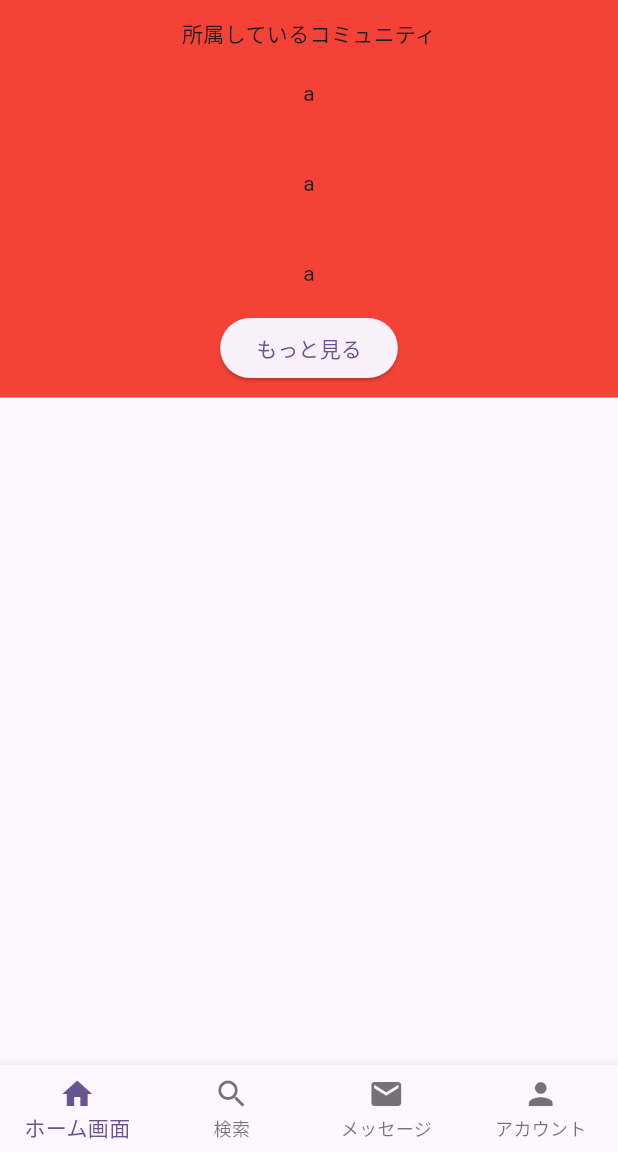
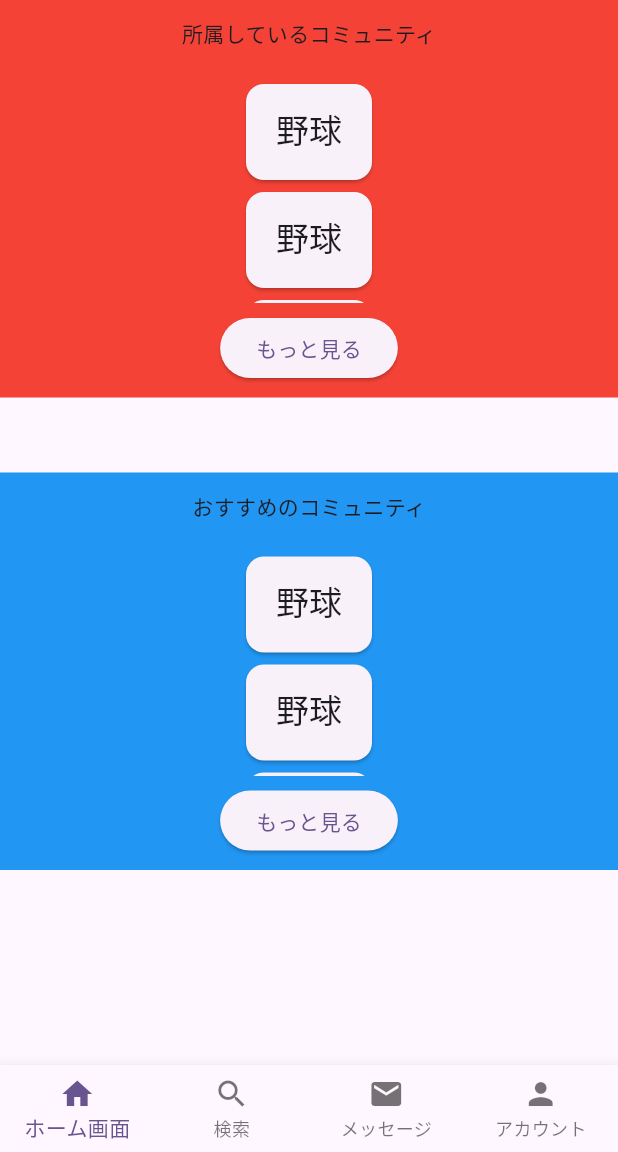
Before and after one commit to ltpdo/committee, a Flutter app: the screen it shows after launch, on a phone screen of 412 x 824 dp, the part 84-1236 px from its top. Run offline on Flutter 3.47's test engine with Material 2 defaults, Android fonts, the phone set to English and light mode, and no system bars.

Commit message:
所属しているコミュニティをダミーデータを利用し、スクロールが可能になった

```diff
--- /dev/null
+++ b/lib/HomeScreen_widget/belongToCommunityList/belongToCommunity_item.dart
@@ -0,0 +1,31 @@
+import 'package:committee/models/community.dart';
+import 'package:flutter/material.dart';
+import 'package:committee/data/dummy_data.dart';
+
+class belongToCommunityItem extends StatelessWidget {
+  const belongToCommunityItem({super.key, required this.communities});
+
+  final List<Community> communities;
+
+  @override
+  Widget build(BuildContext context) {
+    return Card(
+      child: Padding(
+        padding: const EdgeInsets.symmetric(
+          horizontal: 20,
+          vertical: 16,
+        ),
+        child: Column(
+          crossAxisAlignment: CrossAxisAlignment.start,
+          children: [
+            Text(
+              dummy_community[0].circlename,
+              style: Theme.of(context).textTheme.titleLarge,
+            ),
+            const SizedBox(height: 4),
+          ],
+        ),
+      ),
+    );
+  }
+}
--- /dev/null
+++ b/lib/HomeScreen_widget/belongToCommunityList/belongToCommunity_list.dart
@@ -0,0 +1,31 @@
+import 'package:committee/HomeScreen_widget/belongToCommunityList/belongToCommunity_item.dart';
+import 'package:committee/data/dummy_data.dart';
+import 'package:committee/models/community.dart';
+import 'package:flutter/material.dart';
+
+class belongToCommunityList extends StatelessWidget {
+  const belongToCommunityList({
+    super.key,
+    required this.communities,
+  });
+
+  final List<Community> communities;
+
+  @override
+  Widget build(BuildContext context) {
+    return Container(
+      // スクロール可能な高さ
+      width: double.infinity,
+      height: 150,
+      child: SingleChildScrollView(
+        child: Column(
+          children: [
+            belongToCommunityItem(communities: dummy_community),
+            belongToCommunityItem(communities: dummy_community),
+            belongToCommunityItem(communities: dummy_community),
+          ],
+        ),
+      ),
+    );
+  }
+}
--- a/lib/belongToCommunityList.dart/belongToCommunity_list.dart
+++ b/lib/HomeScreen_widget/recommendedCommunityList/recommendedCommunity_list.dart
@@ -1,8 +1,8 @@
 import 'package:committee/models/community.dart';
 import 'package:flutter/material.dart';
 
-class belongToCommunityList extends StatelessWidget {
-  const belongToCommunityList({
+class RecommendedCommunityList extends StatelessWidget {
+  const RecommendedCommunityList({
     super.key,
     required this.communities,
   });
--- a/lib/screens/HomeScreen.dart
+++ b/lib/screens/HomeScreen.dart
@@ -1,10 +1,10 @@
-import 'package:committee/belongToCommunityList.dart/belongToCommunity_list.dart';
 import 'package:committee/data/dummy_data.dart';
 import 'package:committee/models/community.dart';
 import 'package:flutter/material.dart';
 import 'package:committee/screens/SearchScreen.dart';
 import 'package:committee/screens/MessageScreen.dart';
 import 'package:committee/screens/AccountScreen.dart';
+import 'package:committee/HomeScreen_widget/belongToCommunityList/belongToCommunity_list.dart';
 
 class HomeScreen extends StatefulWidget {
   const HomeScreen({
@@ -51,7 +51,9 @@ class _HomeScreenState extends State<HomeScreen> {
           ),
         ],
       ),
-      body: Container(
+      body: Column(
+        children: [
+          Container(
             color: Colors.red,
             height: 265,
             child: Column(
@@ -66,9 +68,37 @@ class _HomeScreenState extends State<HomeScreen> {
                 SizedBox(height: 20),
                 belongToCommunityList(communities: dummy_community),
                 SizedBox(height: 6),
-            ElevatedButton(onPressed: () {}, child: Text('もっと見る')),
+                ElevatedButton(
+                  onPressed: () {},
+                  child: Text('もっと見る'),
+                ),
               ],
             ),
+          ),
+          SizedBox(height: 50),
+          Container(
+            color: Colors.blue,
+            height: 265,
+            child: Column(
+              children: [
+                SizedBox(height: 12),
+                Title(
+                  color: Colors.black,
+                  child: Text(
+                    'おすすめのコミュニティ',
+                  ),
+                ),
+                SizedBox(height: 20),
+                belongToCommunityList(communities: dummy_community),
+                SizedBox(height: 6),
+                ElevatedButton(
+                  onPressed: () {},
+                  child: Text('もっと見る'),
+                ),
+              ],
+            ),
+          ),
+        ],
       ),
       bottomNavigationBar: BottomNavigationBar(
         onTap: _onItemTapped,
```
Also changed, not shown: lib/HomeScreen_widget/recommendedCommunityList/recommendedCommunity_item.dart (added), lib/belongToCommunityList.dart/belongToCommunity_item.dart (deleted). Lines whose indentation alone changed are shown as unchanged.
